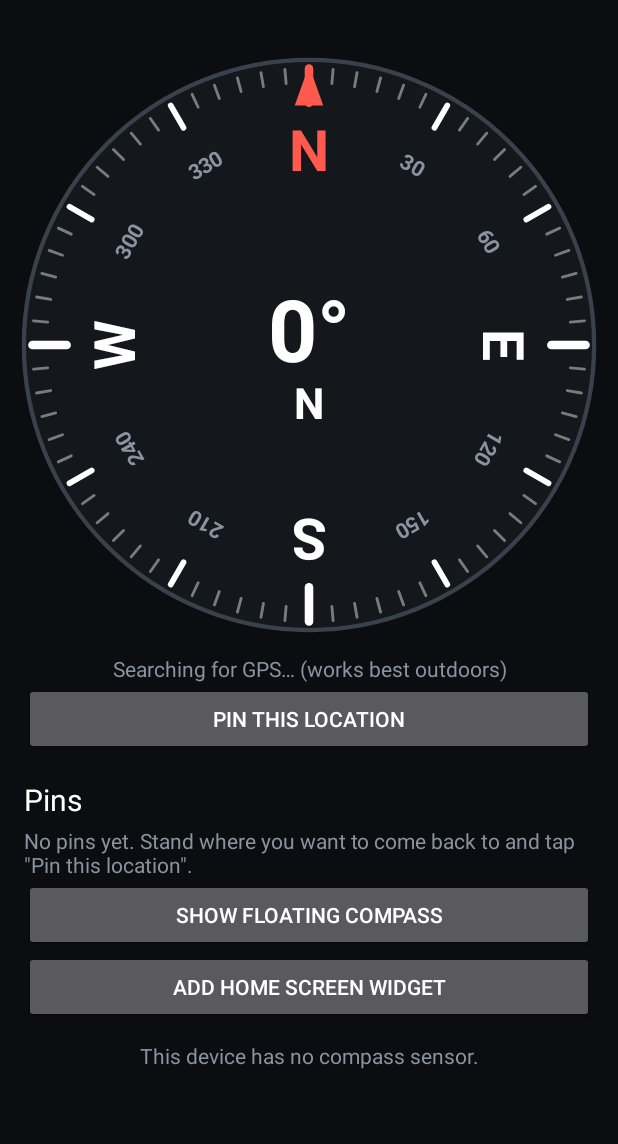
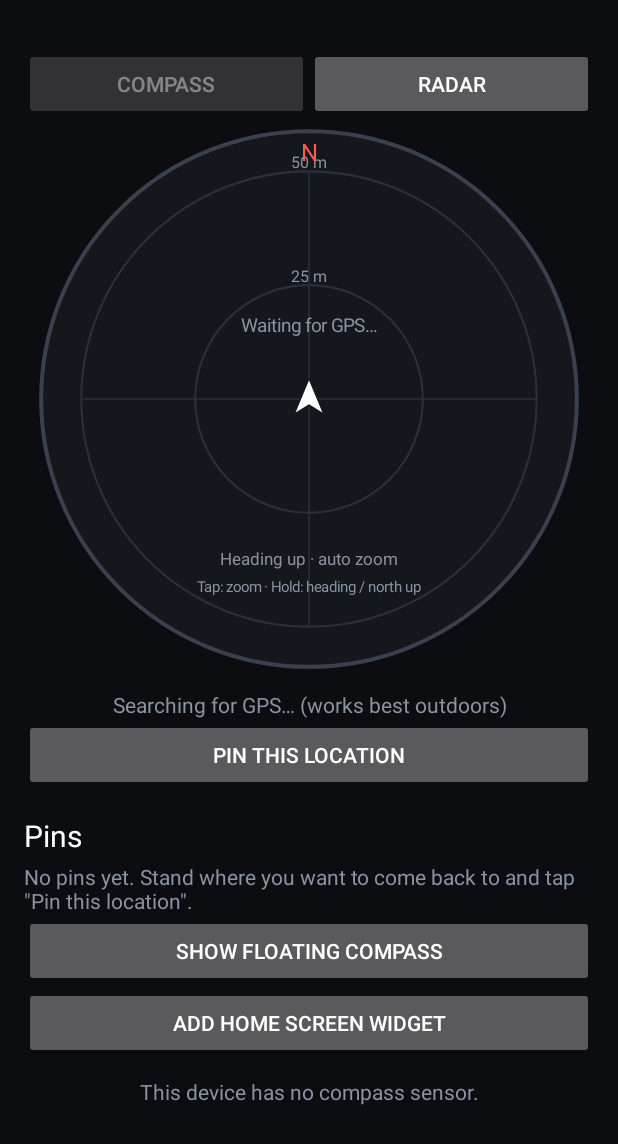
Before and after one commit to Jmk125/AndroidCompass, an Android app: the screen it shows after launch (MainActivity), after a tap on "PIN THIS LOCATION", on a phone screen of 412 x 824 dp. Shown: the top 1144 px of the screen. Run offline under Robolectric (Android 15) with nearby library versions, the phone set to English and light mode, and no system bars; 2 other taps on this screen came first.

Commit message:
Add offline radar view showing pins relative to you
Co-Authored-By: Claude Sonnet 5.5 <noreply@anthropic.com>
Claude-Session: https://claude.ai/code/session_01USh9w42j8Jta7RFw4UKL3w

```diff
--- a/app/src/main/java/com/example/compass/MainActivity.kt
+++ b/app/src/main/java/com/example/compass/MainActivity.kt
@@ -29,6 +29,9 @@ import kotlin.math.roundToInt
 class MainActivity : Activity() {
 
     private lateinit var compassView: CompassView
+    private lateinit var radarView: RadarView
+    private lateinit var compassTab: Button
+    private lateinit var radarTab: Button
     private lateinit var sensor: HeadingSensor
     private lateinit var navigator: PinNavigator
     private lateinit var floatingButton: Button
@@ -43,9 +46,15 @@ class MainActivity : Activity() {
         window.addFlags(WindowManager.LayoutParams.FLAG_KEEP_SCREEN_ON)
 
         compassView = CompassView(this)
-        sensor = HeadingSensor(this) { compassView.heading = it }
+        radarView = RadarView(this)
+        sensor = HeadingSensor(this) {
+            compassView.heading = it
+            radarView.heading = it
+        }
         navigator = PinNavigator(this) {
             compassView.markers = navigator.markers
+            radarView.statuses = navigator.statuses
+            radarView.hasLocation = navigator.location != null
             updateStatus()
             refreshPins()
         }
@@ -96,13 +105,33 @@ class MainActivity : Activity() {
             addView(addWidget, LinearLayout.LayoutParams(MATCH_PARENT, WRAP_CONTENT))
             addView(note, LinearLayout.LayoutParams(MATCH_PARENT, WRAP_CONTENT))
         }
+        compassTab = Button(this).apply {
+            setText(R.string.tab_compass)
+            setOnClickListener { showView(radar = false) }
+        }
+        radarTab = Button(this).apply {
+            setText(R.string.tab_radar)
+            setOnClickListener { showView(radar = true) }
+        }
+        val tabs = LinearLayout(this).apply {
+            orientation = LinearLayout.HORIZONTAL
+            setPadding(dp(16), 0, dp(16), 0)
+            addView(compassTab, LinearLayout.LayoutParams(0, WRAP_CONTENT, 1f))
+            addView(radarTab, LinearLayout.LayoutParams(0, WRAP_CONTENT, 1f))
+        }
+        val viewFrame = FrameLayout(this).apply {
+            addView(compassView, FrameLayout.LayoutParams(MATCH_PARENT, MATCH_PARENT))
+            addView(radarView, FrameLayout.LayoutParams(MATCH_PARENT, MATCH_PARENT))
+        }
         val root = LinearLayout(this).apply {
             orientation = LinearLayout.VERTICAL
             setPadding(0, dp(32), 0, 0)
-            addView(compassView, LinearLayout.LayoutParams(MATCH_PARENT, 0, 1f))
+            addView(tabs, LinearLayout.LayoutParams(MATCH_PARENT, WRAP_CONTENT))
+            addView(viewFrame, LinearLayout.LayoutParams(MATCH_PARENT, 0, 1f))
             addView(ScrollView(this@MainActivity).apply { addView(content) }, LinearLayout.LayoutParams(MATCH_PARENT, 0, 1f))
         }
         setContentView(root)
+        showView(radar = getSharedPreferences("ui", MODE_PRIVATE).getBoolean("radar", false))
 
         if (Build.VERSION.SDK_INT >= 33 &&
             checkSelfPermission(Manifest.permission.POST_NOTIFICATIONS) != PackageManager.PERMISSION_GRANTED
@@ -134,6 +163,14 @@ class MainActivity : Activity() {
             navigator.start()
             onResume()
         }
+    }
+
+    private fun showView(radar: Boolean) {
+        radarView.visibility = if (radar) View.VISIBLE else View.GONE
+        compassView.visibility = if (radar) View.GONE else View.VISIBLE
+        radarTab.alpha = if (radar) 1f else 0.5f
+        compassTab.alpha = if (radar) 0.5f else 1f
+        getSharedPreferences("ui", MODE_PRIVATE).edit().putBoolean("radar", radar).apply()
     }
 
     // ---------- pins ----------
--- /dev/null
+++ b/app/src/main/java/com/example/compass/RadarView.kt
@@ -0,0 +1,192 @@
+package com.example.compass
+
+import android.content.Context
+import android.graphics.Canvas
+import android.graphics.Color
+import android.graphics.Paint
+import android.graphics.Path
+import android.view.View
+import kotlin.math.cos
+import kotlin.math.min
+import kotlin.math.roundToInt
+import kotlin.math.sin
+
+/**
+ * Offline "radar": you in the middle, pins as coloured dots at their real distance and direction.
+ * Tap to change zoom, long-press to switch between heading-up and north-up.
+ * Everything is in the same magnetic frame as the compass dial.
+ */
+class RadarView(context: Context) : View(context) {
+
+    var heading: Float = 0f
+        set(value) { field = value; invalidate() }
+
+    var statuses: List<PinNavigator.Status> = emptyList()
+        set(value) { field = value; invalidate() }
+
+    var hasLocation: Boolean = false
+        set(value) { field = value; invalidate() }
+
+    private var headingUp = true
+    private var zoomIndex = -1 // -1 = auto-fit to the farthest pin
+
+    private val bg = Paint(Paint.ANTI_ALIAS_FLAG).apply { color = Color.parseColor("#14171C") }
+    private val ring = Paint(Paint.ANTI_ALIAS_FLAG).apply {
+        color = Color.parseColor("#3A414C"); style = Paint.Style.STROKE
+    }
+    private val grid = Paint(Paint.ANTI_ALIAS_FLAG).apply {
+        color = Color.parseColor("#2A303A"); style = Paint.Style.STROKE
+    }
+    private val dot = Paint(Paint.ANTI_ALIAS_FLAG)
+    private val dotRing = Paint(Paint.ANTI_ALIAS_FLAG).apply { style = Paint.Style.STROKE }
+    private val text = Paint(Paint.ANTI_ALIAS_FLAG).apply { color = Color.WHITE }
+    private val textOutline = Paint(Paint.ANTI_ALIAS_FLAG).apply {
+        color = Color.parseColor("#14171C"); style = Paint.Style.STROKE; strokeJoin = Paint.Join.ROUND
+    }
+    private val gray = Paint(Paint.ANTI_ALIAS_FLAG).apply { color = Color.parseColor("#8A93A0") }
+    private val north = Paint(Paint.ANTI_ALIAS_FLAG).apply {
+        color = Color.parseColor("#FF5A4D"); textAlign = Paint.Align.CENTER
+    }
+    private val you = Paint(Paint.ANTI_ALIAS_FLAG).apply { color = Color.WHITE }
+    private val youOutline = Paint(Paint.ANTI_ALIAS_FLAG).apply {
+        color = Color.parseColor("#14171C"); style = Paint.Style.STROKE; strokeJoin = Paint.Join.ROUND
+    }
+    private val path = Path()
+
+    init {
+        setOnClickListener {
+            zoomIndex = if (zoomIndex + 1 >= ZOOMS.size) -1 else zoomIndex + 1
+            invalidate()
+        }
+        setOnLongClickListener {
+            headingUp = !headingUp
+            invalidate()
+            true
+        }
+    }
+
+    override fun onDraw(canvas: Canvas) {
+        val w = width.toFloat()
+        val h = height.toFloat()
+        val cx = w / 2f
+        val cy = h / 2f
+        val r = min(w, h) / 2f * 0.96f
+        val plotR = r * 0.85f
+
+        canvas.drawCircle(cx, cy, r, bg)
+        ring.strokeWidth = r * 0.015f
+        canvas.drawCircle(cx, cy, r, ring)
+
+        val maxDist = statuses.maxOfOrNull { it.distance } ?: 0f
+        val range = if (zoomIndex >= 0) ZOOMS[zoomIndex] else niceRange(maxDist * 1.15f)
+        val scale = plotR / range
+
+        // Distance rings at half range and full range, labelled.
+        grid.strokeWidth = r * 0.008f
+        gray.textSize = r * 0.06f
+        gray.textAlign = Paint.Align.CENTER
+        for (frac in floatArrayOf(0.5f, 1f)) {
+            canvas.drawCircle(cx, cy, plotR * frac, grid)
+            canvas.drawText(formatRange(range * frac), cx, cy - plotR * frac - r * 0.012f, gray)
+        }
+        grid.strokeWidth = r * 0.006f
+        canvas.drawLine(cx - plotR, cy, cx + plotR, cy, grid)
+        canvas.drawLine(cx, cy - plotR, cx, cy + plotR, grid)
+
+        // Magnetic north marker on the rim (top when north-up, rotates with you when heading-up).
+        val rotation = if (headingUp) heading else 0f
+        north.textSize = r * 0.09f
+        val nAngle = Math.toRadians((-rotation).toDouble())
+        canvas.drawText(
+            "N",
+            cx + (sin(nAngle) * r * 0.92).toFloat(),
+            cy - (cos(nAngle) * r * 0.92).toFloat() + north.textSize * 0.35f,
+            north
+        )
+
+        // Pins.
+        val dotR = r * 0.035f
+        text.textSize = r * 0.07f
+        textOutline.textSize = text.textSize
+        textOutline.strokeWidth = r * 0.02f
+        for (s in statuses) {
+            val a = Math.toRadians((s.magneticBearing - rotation).toDouble())
+            var d = s.distance * scale
+            val beyond = d > plotR * 1.05f
+            if (beyond) d = plotR * 1.05f
+            val x = cx + (sin(a) * d).toFloat()
+            val y = cy - (cos(a) * d).toFloat()
+
+            if (s.arrived) {
+                dotRing.color = s.pin.color
+                dotRing.strokeWidth = r * 0.012f
+                canvas.drawCircle(x, y, dotR * 2.4f, dotRing)
+            }
+            if (beyond) {
+                // Off the edge at this zoom: hollow dot on the rim.
+                dotRing.color = s.pin.color
+                dotRing.strokeWidth = r * 0.012f
+                canvas.drawCircle(x, y, dotR, dotRing)
+            } else {
+                dot.color = s.pin.color
+                canvas.drawCircle(x, y, dotR, dot)
+            }
+            val label = s.pin.name
+            val labelW = text.measureText(label)
+            val lx = if (x + dotR * 1.8f + labelW > w - 4f) x - dotR * 1.8f - labelW else x + dotR * 1.8f
+            val ly = y + text.textSize * 0.35f
+            text.textAlign = Paint.Align.LEFT
+            textOutline.textAlign = Paint.Align.LEFT
+            canvas.drawText(label, lx, ly, textOutline)
+            canvas.drawText(label, lx, ly, text)
+        }
+
+        // You, in the middle: points where you're facing.
+        canvas.save()
+        canvas.translate(cx, cy)
+        canvas.rotate(if (headingUp) 0f else heading)
+        val u = r * 0.05f
+        path.reset()
+        path.moveTo(0f, -u * 1.4f)
+        path.lineTo(-u, u)
+        path.lineTo(0f, u * 0.4f)
+        path.lineTo(u, u)
+        path.close()
+        youOutline.strokeWidth = r * 0.012f
+        canvas.drawPath(path, youOutline)
+        canvas.drawPath(path, you)
+        canvas.restore()
+
+        // Status lines.
+        gray.textAlign = Paint.Align.CENTER
+        gray.textSize = r * 0.065f
+        val modeName = context.getString(if (headingUp) R.string.radar_heading_up else R.string.radar_north_up)
+        val zoomName = if (zoomIndex < 0) context.getString(R.string.radar_auto) else formatRange(range)
+        canvas.drawText("$modeName · $zoomName", cx, cy + r * 0.62f, gray)
+        gray.textSize = r * 0.055f
+        canvas.drawText(context.getString(R.string.radar_hint), cx, cy + r * 0.72f, gray)
+
+        val message = when {
+            !hasLocation -> R.string.radar_waiting
+            statuses.isEmpty() -> R.string.radar_no_pins
+            else -> null
+        }
+        if (message != null) {
+            gray.textSize = r * 0.07f
+            canvas.drawText(context.getString(message), cx, cy - r * 0.25f, gray)
+        }
+    }
+
+    companion object {
+        private val ZOOMS = floatArrayOf(50f, 100f, 250f, 500f, 1000f, 5000f)
+        private val NICE = floatArrayOf(50f, 100f, 200f, 250f, 500f, 1000f, 2000f, 5000f, 10000f, 20000f, 50000f)
+
+        private fun niceRange(needed: Float): Float = NICE.firstOrNull { it >= needed } ?: NICE.last()
+
+        private fun formatRange(m: Float): String = when {
+            m < 1000f -> "${m.roundToInt()} m"
+            m % 1000f == 0f -> "${(m / 1000f).roundToInt()} km"
+            else -> String.format("%.1f km", m / 1000f)
+        }
+    }
+}
--- a/app/src/main/res/values/strings.xml
+++ b/app/src/main/res/values/strings.xml
@@ -38,4 +38,12 @@
     <string name="weak_title">Weak location</string>
     <string name="weak_message">This location could be off by about %1$d m, so the pin may be misplaced by that much. Wait for a GPS fix for a better pin.</string>
     <string name="pin_anyway">Pin anyway</string>
+    <string name="tab_compass">Compass</string>
+    <string name="tab_radar">Radar</string>
+    <string name="radar_heading_up">Heading up</string>
+    <string name="radar_north_up">North up</string>
+    <string name="radar_auto">auto zoom</string>
+    <string name="radar_hint">Tap: zoom · Hold: heading / north up</string>
+    <string name="radar_waiting">Waiting for GPS…</string>
+    <string name="radar_no_pins">Pin a location to see it here</string>
 </resources>
```
Also changed, not shown: 1 other file.
